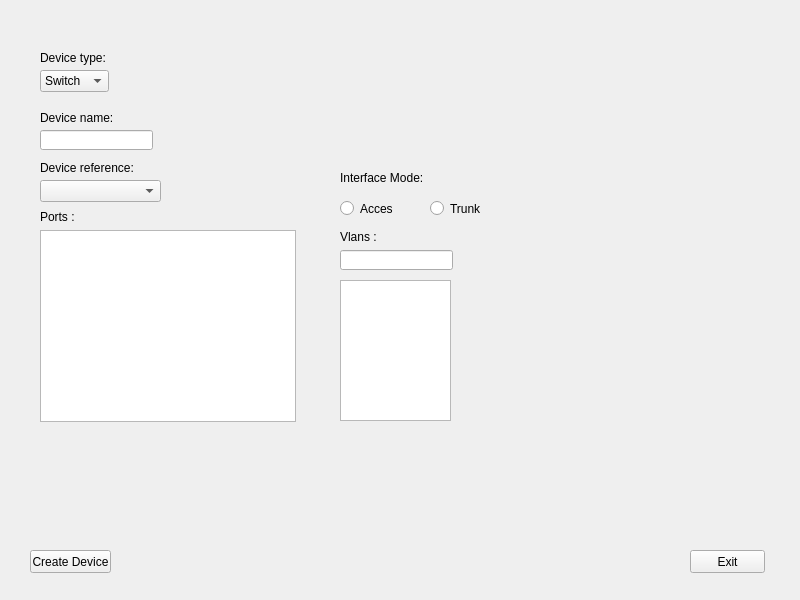
Above: data/ui/commissioning_tool.ui from qwertyjuju/NetworkManager before the change. Below: the same form after it.
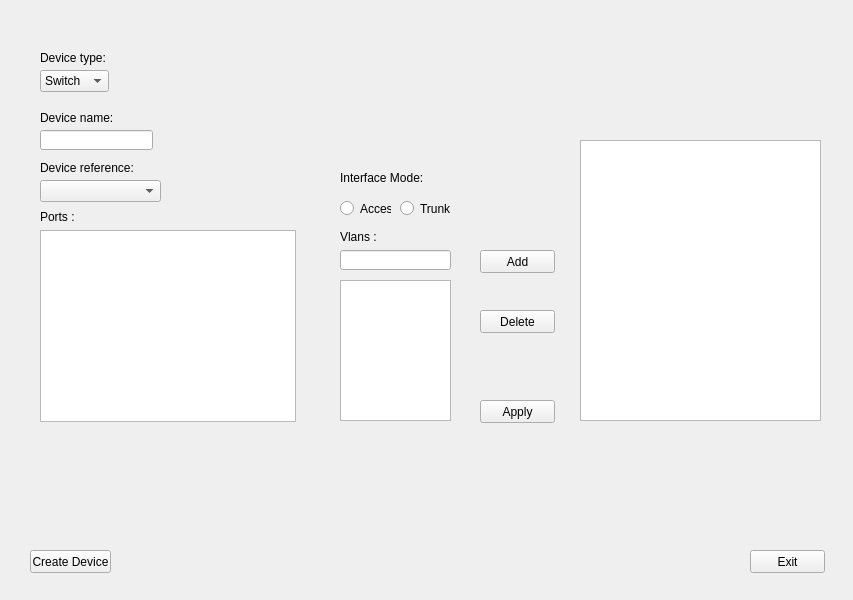
That is the form after the change.

```diff
--- a/data/ui/commissioning_tool.ui
+++ b/data/ui/commissioning_tool.ui
@@ -6,7 +6,7 @@
    <rect>
     <x>0</x>
     <y>0</y>
-    <width>800</width>
+    <width>853</width>
     <height>600</height>
    </rect>
   </property>
@@ -115,7 +115,7 @@
    <widget class="QPushButton" name="B_exit">
     <property name="geometry">
      <rect>
-      <x>690</x>
+      <x>750</x>
       <y>550</y>
       <width>75</width>
       <height>23</height>
@@ -156,7 +156,7 @@
      <rect>
       <x>340</x>
       <y>250</y>
-      <width>113</width>
+      <width>111</width>
       <height>20</height>
      </rect>
     </property>
@@ -202,7 +202,7 @@
      <rect>
       <x>340</x>
       <y>200</y>
-      <width>82</width>
+      <width>51</width>
       <height>17</height>
      </rect>
     </property>
@@ -213,9 +213,9 @@
    <widget class="QRadioButton" name="radioButton_2">
     <property name="geometry">
      <rect>
-      <x>430</x>
+      <x>400</x>
       <y>200</y>
-      <width>82</width>
+      <width>51</width>
       <height>17</height>
      </rect>
     </property>
@@ -223,6 +223,82 @@
      <string>Trunk</string>
     </property>
    </widget>
+   <widget class="QPushButton" name="B_apply_vlans">
+    <property name="geometry">
+     <rect>
+      <x>480</x>
+      <y>400</y>
+      <width>75</width>
+      <height>23</height>
+     </rect>
+    </property>
+    <property name="text">
+     <string>Apply</string>
+    </property>
+   </widget>
+   <widget class="QPushButton" name="B_delete_vlans">
+    <property name="geometry">
+     <rect>
+      <x>480</x>
+      <y>310</y>
+      <width>75</width>
+      <height>23</height>
+     </rect>
+    </property>
+    <property name="text">
+     <string>Delete</string>
+    </property>
+   </widget>
+   <widget class="QPushButton" name="B_add_vlans">
+    <property name="geometry">
+     <rect>
+      <x>480</x>
+      <y>250</y>
+      <width>75</width>
+      <height>23</height>
+     </rect>
+    </property>
+    <property name="text">
+     <string>Add</string>
+    </property>
+   </widget>
+   <widget class="QColumnView" name="CV_all">
+    <property name="geometry">
+     <rect>
+      <x>580</x>
+      <y>140</y>
+      <width>241</width>
+      <height>281</height>
+     </rect>
+    </property>
+   </widget>
+   <widget class="QLabel" name="L_success">
+    <property name="geometry">
+     <rect>
+      <x>350</x>
+      <y>480</y>
+      <width>211</width>
+      <height>61</height>
+     </rect>
+    </property>
+    <property name="sizePolicy">
+     <sizepolicy hsizetype="Expanding" vsizetype="Expanding">
+      <horstretch>0</horstretch>
+      <verstretch>0</verstretch>
+     </sizepolicy>
+    </property>
+    <property name="font">
+     <font>
+      <family>MS Sans Serif</family>
+      <pointsize>18</pointsize>
+      <weight>75</weight>
+      <bold>true</bold>
+     </font>
+    </property>
+    <property name="text">
+     <string/>
+    </property>
+   </widget>
   </widget>
  </widget>
  <resources/>
```
Left out of the diff: 9 changed lines with no effect on the pictures.
